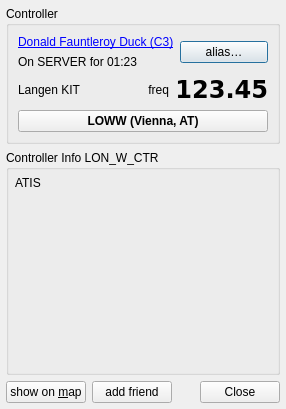
Before: the Qt Designer form src/ControllerDetails.ui in qutescoop/qutescoop, drawn with Qt 5.
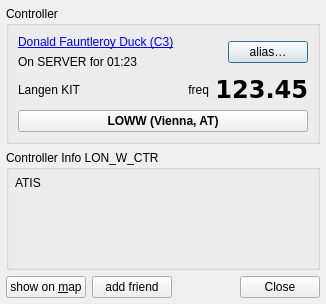
After: the same form once the commit is applied. Icons and pictures are not drawn.

Commit message:
[TASK] remove forced dialog resizing
This fixes dialog sizes changing by themselves, even on consecutive
`refresh()`s with the same data which has lead to bad UX.

Dialogs will still try to grow in size when but not that aggressively.

On the other hand the dialog size might now not accomodate for all the
data shown. So users might occasionally have to resize the dialog
themselves to see long routes, ATISes or flight plan remarks.

Resolves: #124

```diff
--- a/src/ControllerDetails.ui
+++ b/src/ControllerDetails.ui
@@ -6,8 +6,8 @@
    <rect>
     <x>0</x>
     <y>0</y>
-    <width>286</width>
-    <height>409</height>
+    <width>326</width>
+    <height>304</height>
    </rect>
   </property>
   <property name="windowIcon">
@@ -25,7 +25,7 @@
      </property>
      <layout class="QVBoxLayout" name="verticalLayout_3">
       <item>
-       <layout class="QHBoxLayout" name="horizontalLayout">
+       <layout class="QHBoxLayout" name="horizontalLayout" stretch="1,0">
         <item>
          <layout class="QVBoxLayout" name="verticalLayout_2">
           <item>
@@ -125,12 +125,6 @@
       </property>
       <item>
        <widget class="QLabel" name="lblAtis">
-        <property name="sizePolicy">
-         <sizepolicy hsizetype="Minimum" vsizetype="Minimum">
-          <horstretch>0</horstretch>
-          <verstretch>0</verstretch>
-         </sizepolicy>
-        </property>
         <property name="text">
          <string>ATIS</string>
         </property>
```
The commit also changes 3 other files.
